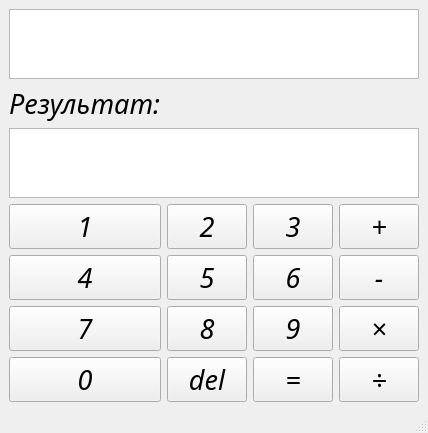
Qt form calculator_2.ui (SofiaNikolaeva-adey-201/calculator_2) before a commit.
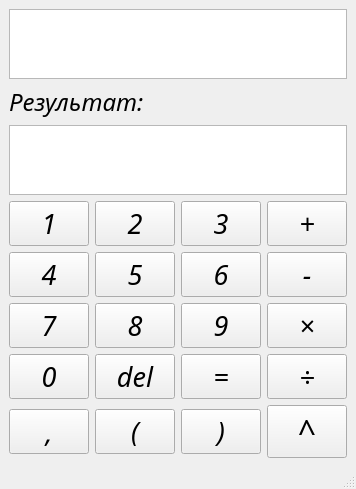
The same form after that commit.

```diff
--- a/calculator_2.ui
+++ b/calculator_2.ui
@@ -6,8 +6,8 @@
    <rect>
     <x>0</x>
     <y>0</y>
-    <width>280</width>
-    <height>314</height>
+    <width>256</width>
+    <height>289</height>
    </rect>
   </property>
   <property name="windowTitle">
@@ -18,12 +18,12 @@
     <item row="0" column="0" colspan="4">
      <widget class="QTextEdit" name="textEdit"/>
     </item>
-    <item row="1" column="0">
+    <item row="1" column="0" colspan="4">
      <widget class="QLabel" name="label">
       <property name="font">
        <font>
         <family>Monotype Corsiva</family>
-        <pointsize>20</pointsize>
+        <pointsize>18</pointsize>
         <italic>true</italic>
        </font>
       </property>
@@ -32,6 +32,9 @@
       </property>
      </widget>
     </item>
+    <item row="2" column="0" colspan="4">
+     <widget class="QTextEdit" name="textEdit_2"/>
+    </item>
     <item row="3" column="0">
      <widget class="QPushButton" name="pushButton">
       <property name="font">
@@ -256,8 +259,61 @@
       </property>
      </widget>
     </item>
-    <item row="2" column="0" colspan="4">
-     <widget class="QTextEdit" name="textEdit_2"/>
+    <item row="7" column="0">
+     <widget class="QPushButton" name="pushButton_17">
+      <property name="font">
+       <font>
+        <family>Monotype Corsiva</family>
+        <pointsize>20</pointsize>
+        <italic>true</italic>
+       </font>
+      </property>
+      <property name="text">
+       <string>,</string>
+      </property>
+     </widget>
+    </item>
+    <item row="7" column="1">
+     <widget class="QPushButton" name="pushButton_18">
+      <property name="font">
+       <font>
+        <family>Monotype Corsiva</family>
+        <pointsize>20</pointsize>
+        <italic>true</italic>
+       </font>
+      </property>
+      <property name="text">
+       <string>(</string>
+      </property>
+     </widget>
+    </item>
+    <item row="7" column="2">
+     <widget class="QPushButton" name="pushButton_19">
+      <property name="font">
+       <font>
+        <family>Monotype Corsiva</family>
+        <pointsize>20</pointsize>
+        <italic>true</italic>
+       </font>
+      </property>
+      <property name="text">
+       <string>)</string>
+      </property>
+     </widget>
+    </item>
+    <item row="7" column="3">
+     <widget class="QPushButton" name="pushButton_20">
+      <property name="font">
+       <font>
+        <family>Monotype Corsiva</family>
+        <pointsize>24</pointsize>
+        <italic>true</italic>
+       </font>
+      </property>
+      <property name="text">
+       <string>^</string>
+      </property>
+     </widget>
     </item>
    </layout>
   </widget>
@@ -266,7 +322,7 @@
     <rect>
      <x>0</x>
      <y>0</y>
-     <width>280</width>
+     <width>256</width>
      <height>18</height>
     </rect>
    </property>
```
